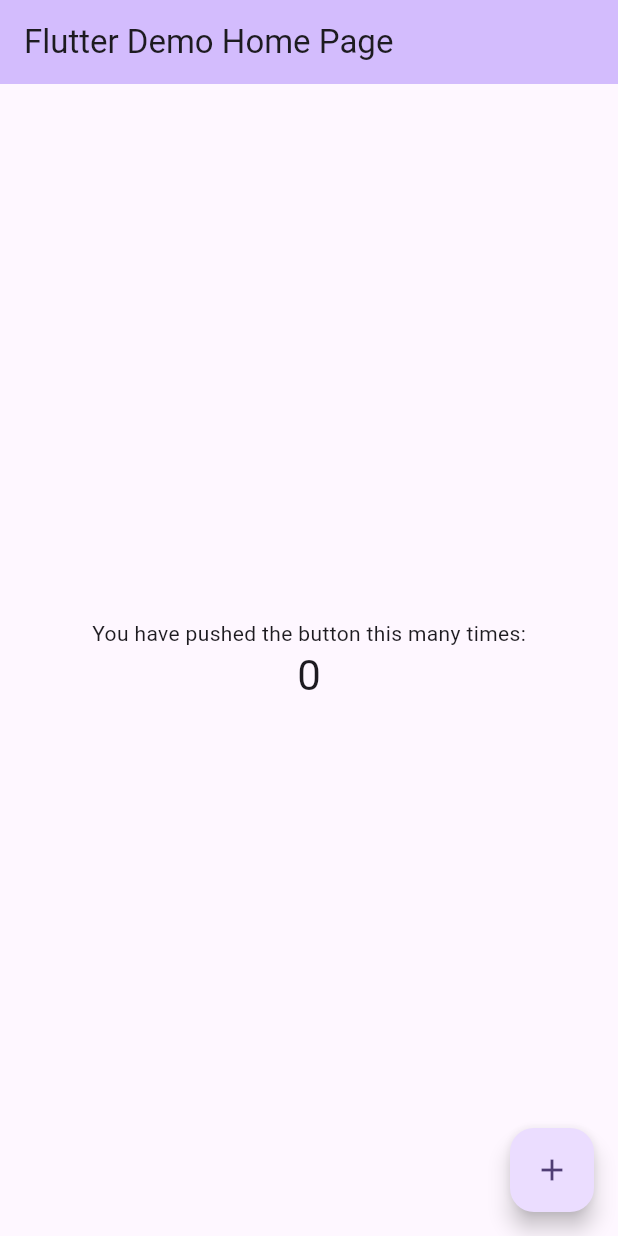
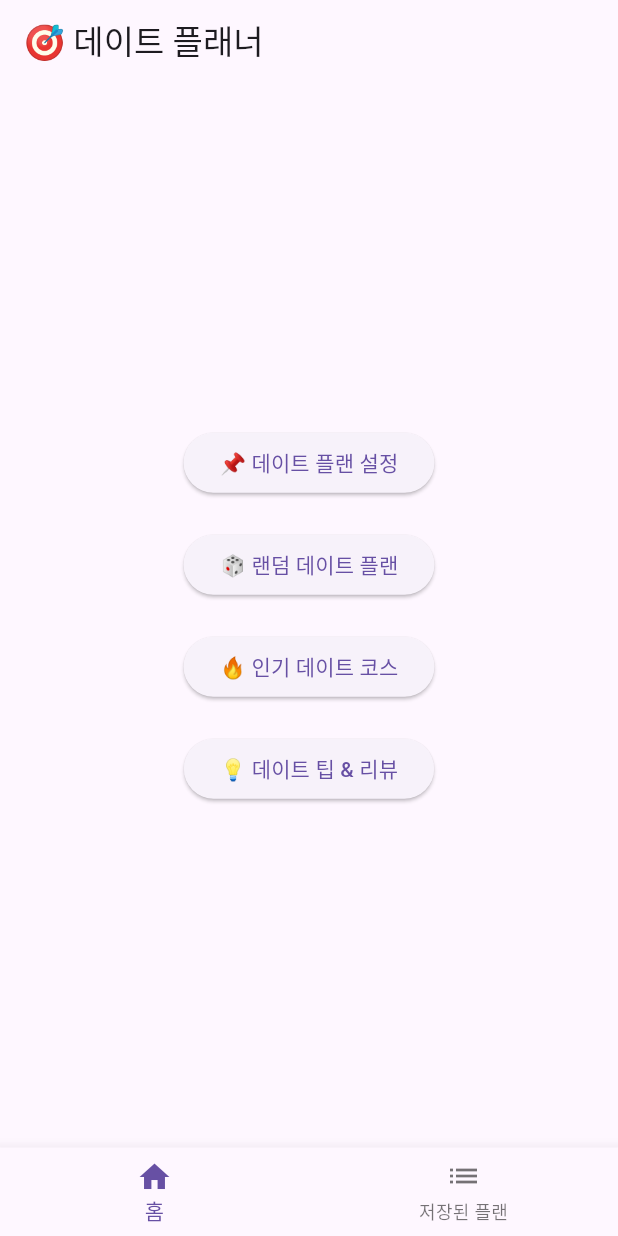
Before and after one commit to buelmanager/DateSketch, a Flutter app: the screen it shows after launch, on a phone screen of 412 x 824 dp. Run offline on Flutter 3.47's test engine with Material 3 defaults, Android fonts, the phone set to English and light mode, and no system bars; our stand-ins replace flutter_riverpod, google_maps_flutter, permission_handler, shared_preferences.

Commit message:
feat: 기본적인 홈 화면 UI 구현

```diff
--- a/lib/main.dart
+++ b/lib/main.dart
@@ -1,125 +1,29 @@
 import 'package:flutter/material.dart';
+import 'package:flutter_riverpod/flutter_riverpod.dart';
+import 'package:permission_handler/permission_handler.dart';
 
-void main() {
-  runApp(const MyApp());
+import 'views/home/home_view.dart';
+
+
+void main() async {
+  WidgetsFlutterBinding.ensureInitialized();
+  await _requestLocationPermission();
+  runApp(ProviderScope(child: MyApp()));
+}
+
+Future<void> _requestLocationPermission() async {
+  var status = await Permission.location.status;
+  if (!status.isGranted) {
+    await Permission.location.request();
+  }
 }
 
 class MyApp extends StatelessWidget {
-  const MyApp({super.key});
-
-  // This widget is the root of your application.
   @override
   Widget build(BuildContext context) {
     return MaterialApp(
-      title: 'Flutter Demo',
-      theme: ThemeData(
-        // This is the theme of your application.
-        //
-        // TRY THIS: Try running your application with "flutter run". You'll see
-        // the application has a purple toolbar. Then, without quitting the app,
-        // try changing the seedColor in the colorScheme below to Colors.green
-        // and then invoke "hot reload" (save your changes or press the "hot
-        // reload" button in a Flutter-supported IDE, or press "r" if you used
-        // the command line to start the app).
-        //
-        // Notice that the counter didn't reset back to zero; the application
-        // state is not lost during the reload. To reset the state, use hot
-        // restart instead.
-        //
-        // This works for code too, not just values: Most code changes can be
-        // tested with just a hot reload.
-        colorScheme: ColorScheme.fromSeed(seedColor: Colors.deepPurple),
-        useMaterial3: true,
-      ),
-      home: const MyHomePage(title: 'Flutter Demo Home Page'),
+      debugShowCheckedModeBanner: false,
+      home: HomeView(),
     );
   }
 }
-
-class MyHomePage extends StatefulWidget {
-  const MyHomePage({super.key, required this.title});
-
-  // This widget is the home page of your application. It is stateful, meaning
-  // that it has a State object (defined below) that contains fields that affect
-  // how it looks.
-
-  // This class is the configuration for the state. It holds the values (in this
-  // case the title) provided by the parent (in this case the App widget) and
-  // used by the build method of the State. Fields in a Widget subclass are
-  // always marked "final".
-
-  final String title;
-
-  @override
-  State<MyHomePage> createState() => _MyHomePageState();
-}
-
-class _MyHomePageState extends State<MyHomePage> {
-  int _counter = 0;
-
-  void _incrementCounter() {
-    setState(() {
-      // This call to setState tells the Flutter framework that something has
-      // changed in this State, which causes it to rerun the build method below
-      // so that the display can reflect the updated values. If we changed
-      // _counter without calling setState(), then the build method would not be
-      // called again, and so nothing would appear to happen.
-      _counter++;
-    });
-  }
-
-  @override
-  Widget build(BuildContext context) {
-    // This method is rerun every time setState is called, for instance as done
-    // by the _incrementCounter method above.
-    //
-    // The Flutter framework has been optimized to make rerunning build methods
-    // fast, so that you can just rebuild anything that needs updating rather
-    // than having to individually change instances of widgets.
-    return Scaffold(
-      appBar: AppBar(
-        // TRY THIS: Try changing the color here to a specific color (to
-        // Colors.amber, perhaps?) and trigger a hot reload to see the AppBar
-        // change color while the other colors stay the same.
-        backgroundColor: Theme.of(context).colorScheme.inversePrimary,
-        // Here we take the value from the MyHomePage object that was created by
-        // the App.build method, and use it to set our appbar title.
-        title: Text(widget.title),
-      ),
-      body: Center(
-        // Center is a layout widget. It takes a single child and positions it
-        // in the middle of the parent.
-        child: Column(
-          // Column is also a layout widget. It takes a list of children and
-          // arranges them vertically. By default, it sizes itself to fit its
-          // children horizontally, and tries to be as tall as its parent.
-          //
-          // Column has various properties to control how it sizes itself and
-          // how it positions its children. Here we use mainAxisAlignment to
-          // center the children vertically; the main axis here is the vertical
-          // axis because Columns are vertical (the cross axis would be
-          // horizontal).
-          //
-          // TRY THIS: Invoke "debug painting" (choose the "Toggle Debug Paint"
-          // action in the IDE, or press "p" in the console), to see the
-          // wireframe for each widget.
-          mainAxisAlignment: MainAxisAlignment.center,
-          children: <Widget>[
-            const Text(
-              'You have pushed the button this many times:',
-            ),
-            Text(
-              '$_counter',
-              style: Theme.of(context).textTheme.headlineMedium,
-            ),
-          ],
-        ),
-      ),
-      floatingActionButton: FloatingActionButton(
-        onPressed: _incrementCounter,
-        tooltip: 'Increment',
-        child: const Icon(Icons.add),
-      ), // This trailing comma makes auto-formatting nicer for build methods.
-    );
-  }
-}
--- a/lib/views/home/home_binding.dart
+++ b/lib/views/home/home_binding.dart
@@ -0,0 +1,50 @@
+import 'package:flutter/material.dart';
+import 'package:flutter_riverpod/flutter_riverpod.dart';
+import '../plan/date_plan_setup_screen.dart';
+import 'home_viewmodel.dart';
+
+class HomeBinding {
+  static Widget buildHomeButtons(BuildContext context, WidgetRef ref) {
+    return Center(
+      child: Column(
+        mainAxisAlignment: MainAxisAlignment.center,
+        crossAxisAlignment: CrossAxisAlignment.center,
+        children: [
+          ElevatedButton(
+            onPressed: () {
+              ref.read(selectedMenuProvider.notifier).state = 1;
+              Navigator.push(
+                context,
+                MaterialPageRoute(builder: (context) => DatePlanSetupScreen()),
+              ).then((_) {
+                ref.read(selectedMenuProvider.notifier).state = 0;
+              });
+            },
+            child: Text("📌 데이트 플랜 설정"),
+          ),
+          SizedBox(height: 20),
+          ElevatedButton(
+            onPressed: () {
+              // 랜덤 데이트 플랜 기능 추가 가능
+            },
+            child: Text("🎲 랜덤 데이트 플랜"),
+          ),
+          SizedBox(height: 20),
+          ElevatedButton(
+            onPressed: () {
+              // 인기 있는 데이트 코스 기능 추가 가능
+            },
+            child: Text("🔥 인기 데이트 코스"),
+          ),
+          SizedBox(height: 20),
+          ElevatedButton(
+            onPressed: () {
+              // 데이트 팁 & 리뷰 기능 추가 가능
+            },
+            child: Text("💡 데이트 팁 & 리뷰"),
+          ),
+        ],
+      ),
+    );
+  }
+}
--- a/lib/views/home/home_view.dart
+++ b/lib/views/home/home_view.dart
@@ -0,0 +1,35 @@
+import 'package:flutter/material.dart';
+import 'package:flutter_riverpod/flutter_riverpod.dart';
+import 'home_viewmodel.dart';
+import 'home_binding.dart';
+import 'saved_date_plans_screen.dart';
+
+class HomeView extends ConsumerWidget {
+  @override
+  Widget build(BuildContext context, WidgetRef ref) {
+    final selectedIndex = ref.watch(selectedMenuProvider);
+    return Scaffold(
+      appBar: AppBar(title: Text("🎯 데이트 플래너")),
+      body: IndexedStack(
+        index: selectedIndex,
+        children: [
+          HomeBinding.buildHomeButtons(context, ref),
+          SavedDatePlansScreen(),
+        ],
+      ),
+      bottomNavigationBar: BottomNavigationBar(
+        currentIndex: selectedIndex,
+        onTap: (index) {
+          if (index == 1) {
+            ref.read(savedPlansProvider.notifier).loadSavedPlans();
+          }
+          ref.read(selectedMenuProvider.notifier).state = index;
+        },
+        items: const [
+          BottomNavigationBarItem(icon: Icon(Icons.home), label: "홈"),
+          BottomNavigationBarItem(icon: Icon(Icons.list), label: "저장된 플랜"),
+        ],
+      ),
+    );
+  }
+}
--- a/pubspec.yaml
+++ b/pubspec.yaml
@@ -39,6 +39,10 @@ dependencies:
   dio: ^5.8.0+1
   get_it: ^8.0.3
   flutter_riverpod: ^2.6.1
+  google_maps_flutter: ^2.10.1
+  permission_handler: ^11.3.1
+  shared_preferences: ^2.3.3
+  uuid: ^4.5.1
 
 dev_dependencies:
   flutter_test:
```
Also changed, not shown: lib/views/home/home_viewmodel.dart (+32 -0 lines), lib/views/home/saved_date_plans_screen.dart (added, +93 -0 lines), lib/views/plan/date_plan_binding.dart (added, +129 -0 lines), lib/views/plan/date_plan_setup_screen.dart (added, +110 -0 lines), lib/views/plan/date_plan_view_model.dart (added, +73 -0 lines), 17 other files.
